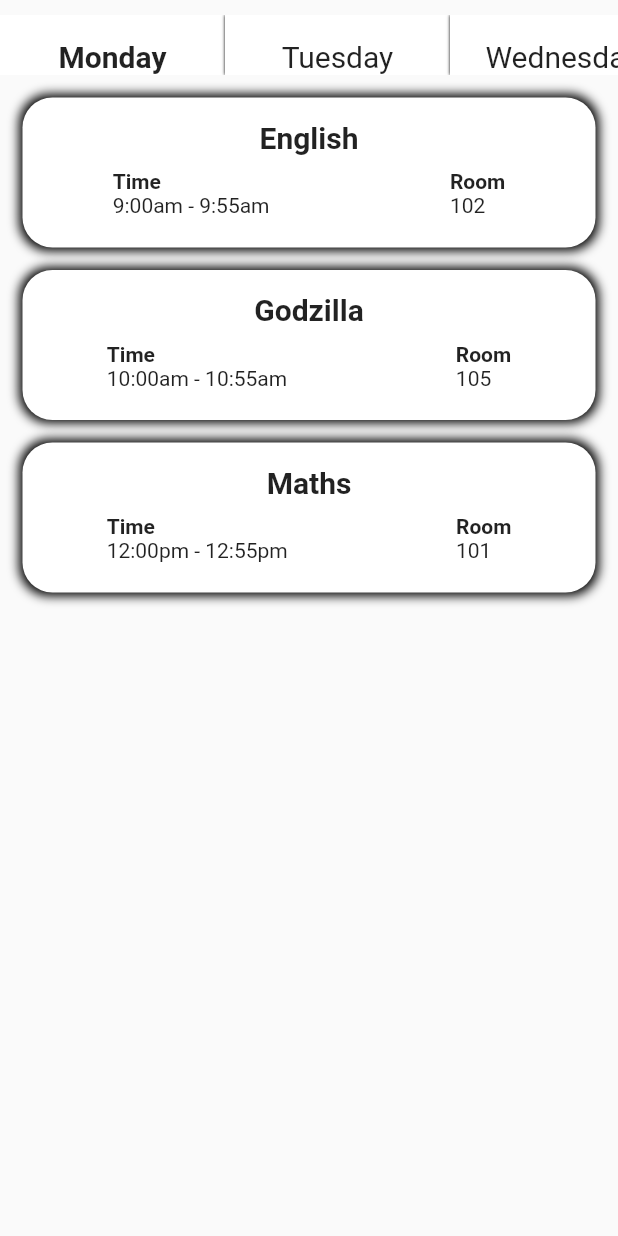
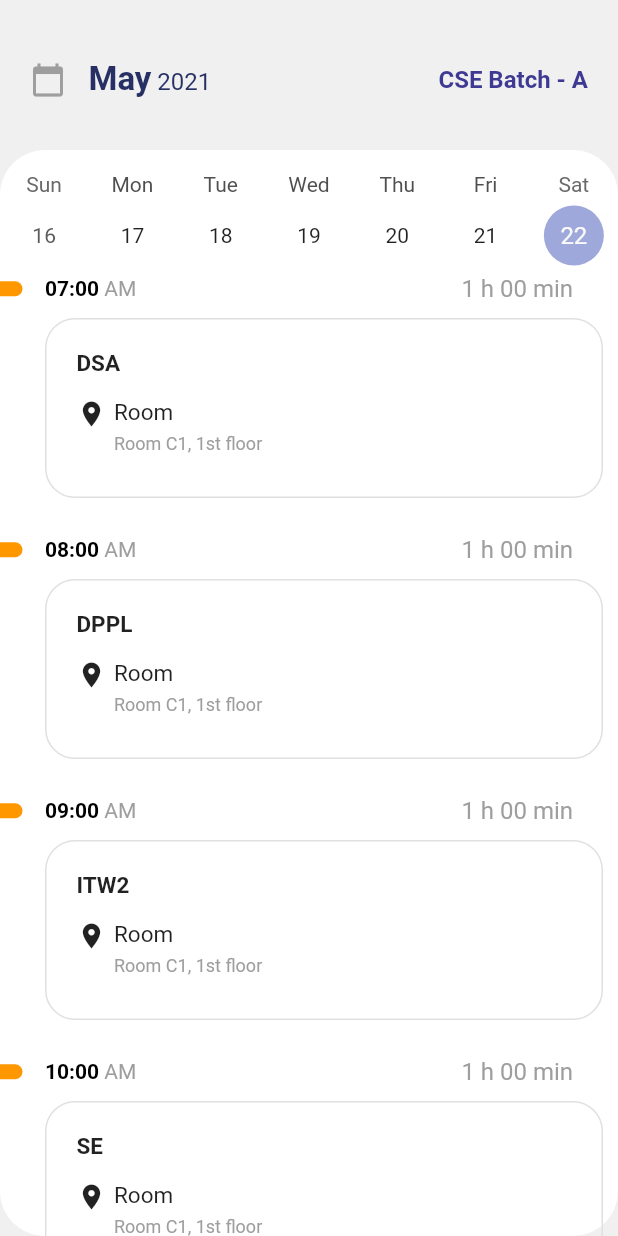
Before and after one commit to Blaze-Community/our_e_college_app, a Flutter app: the TimeTable screen opened directly, on a phone screen of 412 x 824 dp. Run offline on Flutter 3.47's test engine with Material 2 defaults, Android fonts, the phone set to English and light mode, and no system bars; drawn by our look-alikes of table_calendar; our stand-ins replace curved_navigation_bar, flutter_login, font_awesome_flutter.

Commit message:
added calendar UI

```diff
--- a/lib/components/timetable.dart
+++ b/lib/components/timetable.dart
@@ -1,5 +1,6 @@
 import 'package:flutter/material.dart';
 import 'package:flutter/widgets.dart';
+import 'package:table_calendar/table_calendar.dart';
 
 class TimeTable extends StatefulWidget {
   @override
@@ -7,216 +8,217 @@ class TimeTable extends StatefulWidget {
 }
 
 class _TimeTableState extends State<TimeTable> {
-  String selected = "MONDAY";
   @override
   Widget build(BuildContext context) {
     return Scaffold(
-        body: Container(
-            margin: EdgeInsets.symmetric(vertical: 10.0),
-            height: double.infinity,
-            child: Column(children: [
+        body: Stack(
+      children: [
         Container(
-                  height: 40,
-                  child: ListView(
-                    scrollDirection: Axis.horizontal,
-                    children: <Widget>[
+          padding: EdgeInsets.symmetric(horizontal: 20, vertical: 40),
+          alignment: Alignment.topCenter,
+          color: Color(0xFFF0F0F0),
+          height: MediaQuery.of(context).size.height,
+          child: Row(
+            mainAxisAlignment: MainAxisAlignment.spaceBetween,
+            children: [
+              Row(
+                children: [
+                  Icon(Icons.calendar_today, color: Colors.grey),
+                  SizedBox(
+                    width: 15,
+                  ),
+                  RichText(
+                    text: TextSpan(
+                        text: "May",
+                        style: TextStyle(
+                          fontWeight: FontWeight.bold,
+                          color: Color(0XFF263064),
+                          fontSize: 22,
+                        ),
+                        children: [
+                          TextSpan(
+                            text: " 2021",
+                            style: TextStyle(
+                              fontWeight: FontWeight.normal,
+                              fontSize: 16,
+                            ),
+                          ),
+                        ]),
+                  ),
+                ],
+              ),
+              Text(
+                "CSE Batch - A",
+                style: TextStyle(
+                    fontWeight: FontWeight.bold,
+                    color: Color(0XFF3E3993),
+                    fontSize: 16),
+              )
+            ],
+          ),
+        ),
+        Positioned(
+          top: 100,
+          child: Container(
+            height: MediaQuery.of(context).size.height - 100,
+            width: MediaQuery.of(context).size.width,
+            decoration: BoxDecoration(
+              color: Colors.white,
+              borderRadius: BorderRadius.circular(30),
+            ),
+            child: Column(
+              children: [
+                SingleChildScrollView(
+                    child: Column(
+                        crossAxisAlignment: CrossAxisAlignment.start,
+                        children: [
+                      SizedBox(
+                        height: 15,
+                      ),
+                      TableCalendar(
+                        calendarFormat: CalendarFormat.week,
+                        firstDay: DateTime.utc(2010, 10, 16),
+                        lastDay: DateTime.utc(2030, 3, 14),
+                        focusedDay: DateTime.now(),
+                        headerVisible: false,
+                        // calendarStyle: CalendarStyle(todayStyle: ),
+                      ),
+                    ])),
+                Expanded(
+                  child: SingleChildScrollView(
+                    child: Column(
+                      children: [
+                        buildTaskListItem("DSA", "07:00"),
+                        buildTaskListItem("DPPL", "08:00"),
+                        buildTaskListItem("ITW2", "09:00"),
+                        buildTaskListItem("SE", "10:00"),
+                      ],
+                    ),
+                  ),
+                )
+              ],
+            ),
+          ),
+        )
+      ],
+    ));
+  }
+
+  Container buildTaskListItem(String classSubject, String classTime) {
+    return Container(
+      margin: EdgeInsets.only(bottom: 25),
+      child: Column(
+        children: [
+          Row(
+            children: [
               Container(
-                          width: 150.0,
-                          decoration:
-                              BoxDecoration(color: Colors.white, boxShadow: [
-                            BoxShadow(
+                width: 15,
+                height: 10,
+                decoration: BoxDecoration(
+                    color: Colors.orange,
+                    borderRadius: BorderRadius.horizontal(
+                      right: Radius.circular(5),
+                    )),
+              ),
+              SizedBox(
+                width: 15,
+              ),
+              Container(
+                width: MediaQuery.of(context).size.width - 60,
+                child: Row(
+                  mainAxisAlignment: MainAxisAlignment.spaceBetween,
+                  children: [
+                    RichText(
+                      text: TextSpan(
+                          text: classTime,
+                          style: TextStyle(
+                            fontWeight: FontWeight.bold,
                             color: Colors.black,
-                              blurRadius: 1.0,
+                          ),
+                          children: [
+                            TextSpan(
+                              text: " AM",
+                              style: TextStyle(
+                                fontWeight: FontWeight.normal,
+                                color: Colors.grey,
+                              ),
                             )
                           ]),
-                          child: ListTile(
-                            title: Text(
-                              "Monday",
+                    ),
+                    Text(
+                      "1 h 00 min",
                       style: TextStyle(
-                                  fontSize: 20,
-                                  fontWeight: selected == "MONDAY"
-                                      ? FontWeight.bold
-                                      : null),
-                              textAlign: TextAlign.center,
+                        fontSize: 16,
+                        color: Colors.grey,
                       ),
-                            onTap: () {
-                              setState(() {
-                                selected = "MONDAY";
-                              });
-                            },
-                          )),
-                      Container(
-                          width: 150.0,
-                          decoration:
-                              BoxDecoration(color: Colors.white, boxShadow: [
-                            BoxShadow(
-                              color: Colors.black,
-                              blurRadius: 1.0,
                     )
-                          ]),
-                          child: ListTile(
-                            title: Text(
-                              "Tuesday",
-                              style: TextStyle(
-                                  fontSize: 20,
-                                  fontWeight: selected == "TUESDAY"
-                                      ? FontWeight.bold
-                                      : null),
-                              textAlign: TextAlign.center,
+                  ],
                 ),
-                            onTap: () {
-                              setState(() {
-                                selected = "TUESDAY";
-                              });
-                            },
-                          )),
-                      Container(
-                          width: 150.0,
-                          decoration:
-                              BoxDecoration(color: Colors.white, boxShadow: [
-                            BoxShadow(
-                              color: Colors.black,
-                              blurRadius: 1.0,
               )
-                          ]),
-                          child: ListTile(
-                            title: Text(
-                              "Wednesday",
-                              style: TextStyle(
-                                  fontSize: 20,
-                                  fontWeight: selected == "WEDNESDAY"
-                                      ? FontWeight.bold
-                                      : null),
-                              textAlign: TextAlign.center,
-                            ),
-                            onTap: () {
-                              setState(() {
-                                selected = "WEDNESDAY";
-                              });
-                            },
-                          )),
-                      Container(
-                          width: 150.0,
-                          decoration:
-                              BoxDecoration(color: Colors.white, boxShadow: [
-                            BoxShadow(
-                              color: Colors.black,
-                              blurRadius: 1.0,
-                            )
-                          ]),
-                          child: ListTile(
-                            title: Text(
-                              "Thursday",
-                              style: TextStyle(
-                                  fontSize: 20,
-                                  fontWeight: selected == "THURSDAY"
-                                      ? FontWeight.bold
-                                      : null),
-                              textAlign: TextAlign.center,
-                            ),
-                            onTap: () {
-                              setState(() {
-                                selected = "THURSDAY";
-                              });
-                            },
-                          )),
-                      Container(
-                          width: 150.0,
-                          decoration:
-                              BoxDecoration(color: Colors.white, boxShadow: [
-                            BoxShadow(
-                              color: Colors.black,
-                              blurRadius: 1.0,
-                            )
-                          ]),
-                          child: ListTile(
-                            title: Text(
-                              "Friday",
-                              style: TextStyle(
-                                  fontSize: 20,
-                                  fontWeight: selected == "FRIDAY"
-                                      ? FontWeight.bold
-                                      : null),
-                              textAlign: TextAlign.center,
-                            ),
-                            onTap: () {
-                              setState(() {
-                                selected = "FRIDAY";
-                              });
-                            },
-                          )),
             ],
-                  )),
-              TimeTableBox(
-                  subject: "English", room: "102", time: "9:00am - 9:55am"),
-              TimeTableBox(
-                  subject: "Godzilla", room: "105", time: "10:00am - 10:55am"),
-              TimeTableBox(
-                  subject: "Maths", room: "101", time: "12:00pm - 12:55pm"),
-            ])));
-  }
-}
-
-class TimeTableBox extends StatelessWidget {
-  final String subject;
-  final String room;
-  final String time;
-
-  TimeTableBox({this.subject, this.room, this.time});
-
-  @override
-  Widget build(BuildContext context) {
-    return Container(
-      width: double.infinity,
-      height: 100,
-      decoration: BoxDecoration(
-          color: Colors.white,
-          borderRadius: BorderRadius.circular(20),
-          boxShadow: [
-            BoxShadow(
-              color: Colors.black,
-              blurRadius: 5.0,
-              spreadRadius: 2.0,
-            )
-          ]),
-      child: Column(
-        children: [
-          Text(
-            subject,
-            style: TextStyle(fontWeight: FontWeight.bold, fontSize: 20),
           ),
           SizedBox(
             height: 10,
           ),
-          Row(
-            mainAxisAlignment: MainAxisAlignment.spaceAround,
-            children: [
-              Column(
+          Container(
+            height: 120,
+            width: double.infinity,
+            decoration: BoxDecoration(
+                border: Border.all(width: 1, color: Colors.grey[300]),
+                borderRadius: BorderRadius.circular(20)),
+            margin: EdgeInsets.only(right: 10, left: 30),
+            padding: EdgeInsets.all(20),
+            child: Column(
               crossAxisAlignment: CrossAxisAlignment.start,
               children: [
                 Text(
-                    "Time",
-                    style: TextStyle(fontWeight: FontWeight.bold),
+                  classSubject,
+                  style: TextStyle(
+                    fontWeight: FontWeight.bold,
+                    fontSize: 15,
                   ),
-                  Text(time),
-                ],
+                ),
+                SizedBox(
+                  height: 15,
+                ),
+                Row(
+                  crossAxisAlignment: CrossAxisAlignment.start,
+                  children: [
+                    Icon(
+                      Icons.location_on,
+                      size: 20,
+                    ),
+                    SizedBox(
+                      width: 5,
                     ),
                     Column(
                       crossAxisAlignment: CrossAxisAlignment.start,
                       children: [
                         Text(
                           "Room",
-                    style: TextStyle(fontWeight: FontWeight.bold),
+                          style: TextStyle(
+                            fontSize: 15,
                           ),
-                  Text(room),
+                        ),
+                        SizedBox(
+                          height: 5,
+                        ),
+                        Text(
+                          "Room C1, 1st floor",
+                          style: TextStyle(
+                            color: Colors.grey,
+                            fontSize: 12,
+                          ),
+                        ),
+                      ],
+                    )
+                  ],
+                )
               ],
             ),
+          )
         ],
       ),
-        ],
-      ),
-      margin: EdgeInsets.only(top: 15, left: 15, right: 15),
-      padding: EdgeInsets.only(top: 15),
     );
   }
 }
--- a/pubspec.yaml
+++ b/pubspec.yaml
@@ -30,6 +30,7 @@ dependencies:
   font_awesome_flutter: ^9.0.0
   custom_navigator: ^0.3.0
   flutter_login: ^1.1.0
+  table_calendar: ^3.0.0
 
 dev_dependencies:
   flutter_test:
```
Also changed, not shown: pubspec.lock. Lines whose indentation alone changed are shown as unchanged.
